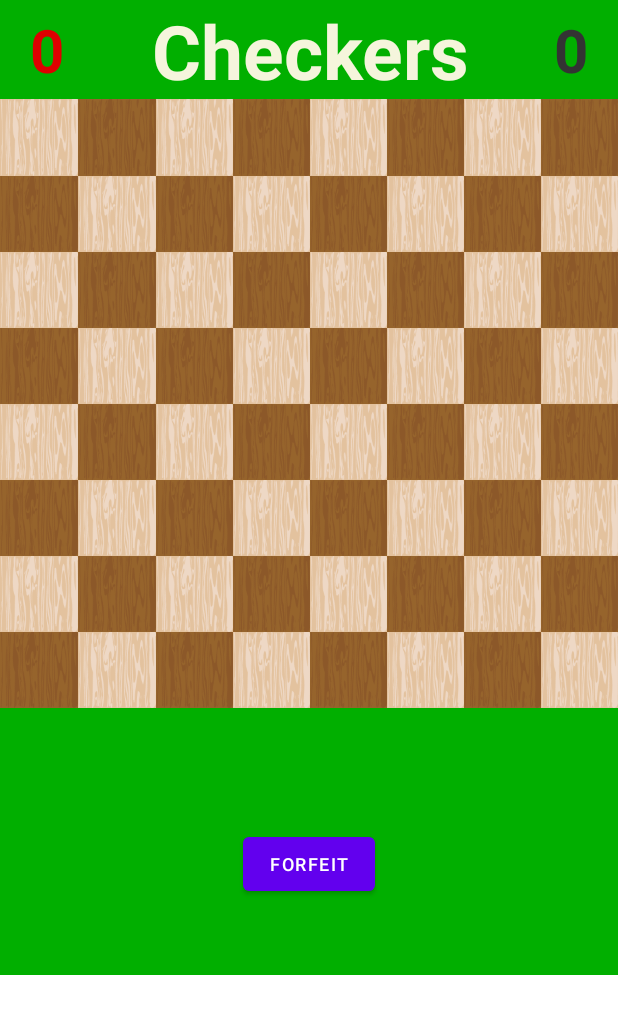
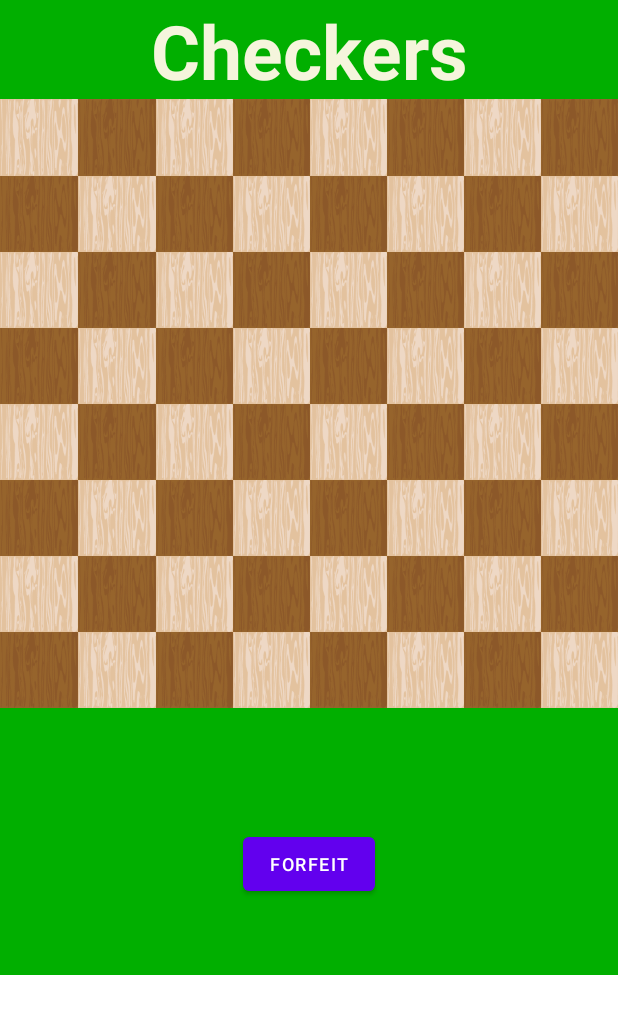
Before and after one commit to talsim/Checkers-project, an Android app: the layout activity_game.xml on its own in the app's theme, with its tools: preview values and no code run, on a phone screen of 412 x 824 dp. Shown: the top 1014 px of the screen. Run offline under Robolectric (Android 15) with nearby library versions, the phone set to English and light mode, and no system bars.

Commit message:
Removed the score textview

```diff
--- a/Checkers/app/src/main/res/layout/activity_game.xml
+++ b/Checkers/app/src/main/res/layout/activity_game.xml
@@ -12,17 +12,6 @@
         android:layout_weight="1"
         android:orientation="horizontal">
 
-        <TextView
-            android:id="@+id/scoreRed"
-            android:layout_width="match_parent"
-            android:layout_height="match_parent"
-            android:layout_marginStart="20dp"
-            android:layout_weight="1.5"
-            android:gravity="start|center_vertical"
-            android:text="0"
-            android:textColor="@color/red"
-            android:textSize="40sp"
-            android:textStyle="bold" />
 
         <TextView
             android:id="@+id/welcome"
@@ -35,17 +24,7 @@
             android:textSize="50sp"
             android:textStyle="bold" />
 
-        <TextView
-            android:id="@+id/scoreBlack"
-            android:layout_width="match_parent"
-            android:layout_height="match_parent"
-            android:layout_marginEnd="20dp"
-            android:layout_weight="1.5"
-            android:gravity="center_vertical|end"
-            android:text="0"
-            android:textColor="@color/black"
-            android:textSize="40sp"
-            android:textStyle="bold" />
+
     </LinearLayout>
 
     <!-- The actual board layout (matrix 8x8) -->
```
